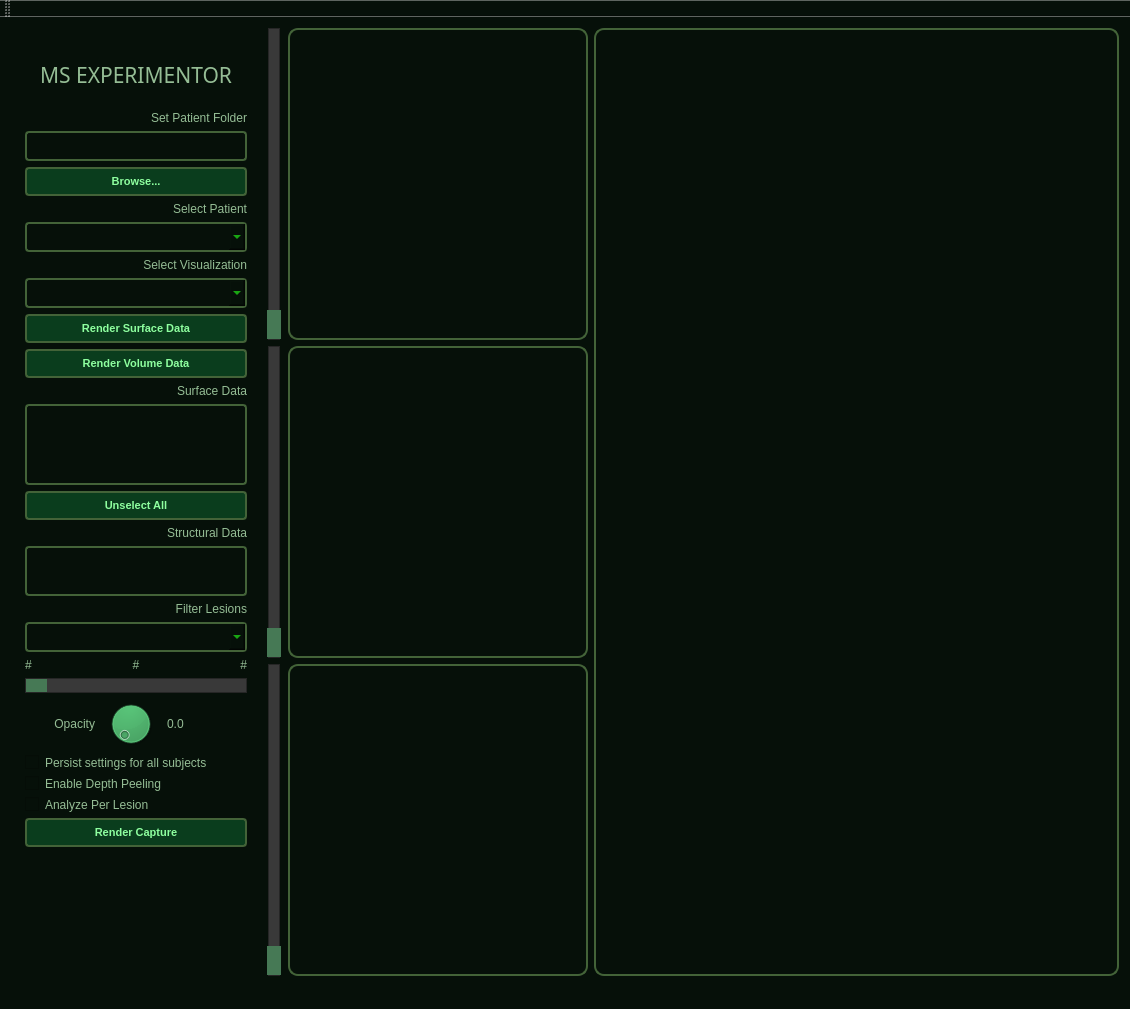
This is lesionui.ui in sherinsugathan/MS_Lesion_Vis as Qt 5 draws it before an edit. The edited form follows.
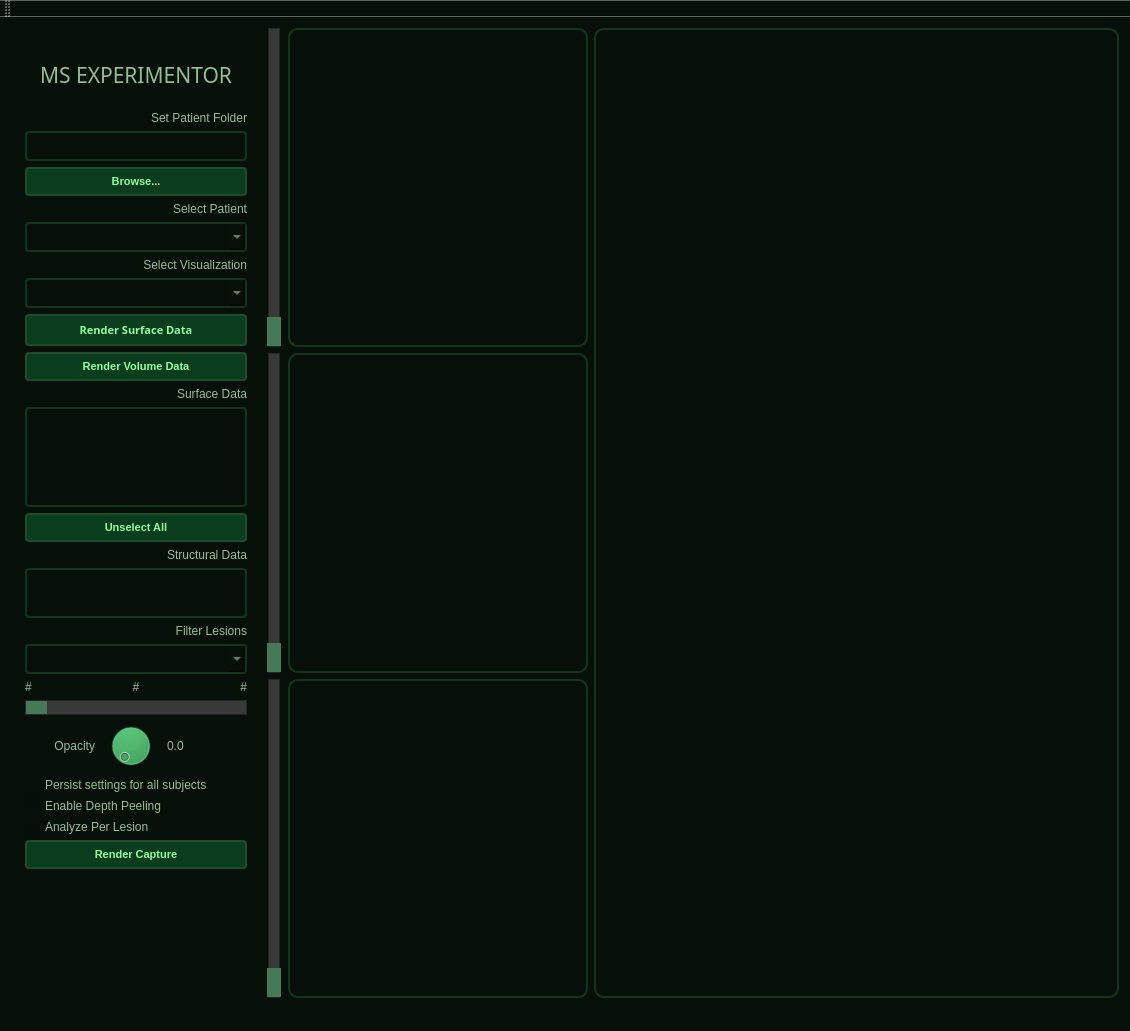
This is the edited form. Icons and pictures are not drawn.

Commit message:
UI lightened borders
Borders lightened for UI.

Patch:
```diff
--- a/lesionui.ui
+++ b/lesionui.ui
@@ -7,7 +7,7 @@
     <x>0</x>
     <y>0</y>
     <width>1130</width>
-    <height>1009</height>
+    <height>1031</height>
    </rect>
   </property>
   <property name="windowTitle">
@@ -57,8 +57,8 @@
           </size>
          </property>
          <property name="styleSheet">
-          <string notr="true">border-color: rgb(67, 99, 56);
-color: rgb(36, 255, 25);
+          <string notr="true">border-color: rgb(20, 52, 30);
+color: rgb(149, 189, 149);
 border-style: solid;
 border-width: 2px;
 border-radius: 4px;
@@ -75,8 +75,8 @@
           </size>
          </property>
          <property name="styleSheet">
-          <string notr="true">border-color: rgb(67, 99, 56);
-color: rgb(36, 255, 25);
+          <string notr="true">border-color: rgb(20, 52, 30);
+color: rgb(149, 189, 149);
 border-style: solid;
 border-width: 2px;
 border-radius: 4px;
@@ -140,8 +140,8 @@
        <item row="13" column="1">
         <widget class="QListView" name="listView">
          <property name="styleSheet">
-          <string notr="true">border-color: rgb(67, 99, 56);
-color: rgb(36, 255, 25);
+          <string notr="true">border-color: rgb(20, 52, 30);
+color: rgb(149, 189, 149);
 border-style: solid;
 border-width: 2px;
 border-radius: 4px;
@@ -182,8 +182,8 @@
           </size>
          </property>
          <property name="styleSheet">
-          <string notr="true">border-color: rgb(67, 99, 56);
-color: rgb(36, 255, 25);
+          <string notr="true">border-color: rgb(20, 52, 30);
+color: rgb(149, 189, 149);
 border-style: solid;
 border-width: 2px;
 border-radius: 4px;
@@ -206,7 +206,7 @@
 border-style: outset;
 border-width: 2px;
 border-radius: 4px;
-border-color: rgb(67, 99, 56);
+border-color: rgb(29, 77, 43);
 font: bold 11px;
 padding: 6px;
 color: rgb(142, 255, 159);
@@ -231,6 +231,15 @@
        </item>
        <item row="9" column="1">
         <widget class="QPushButton" name="pushButton_LoadData">
+         <property name="font">
+          <font>
+           <family>Google Sans</family>
+           <pointsize>9</pointsize>
+           <weight>50</weight>
+           <italic>false</italic>
+           <bold>false</bold>
+          </font>
+         </property>
          <property name="styleSheet">
           <string notr="true">QPushButton:hover#pushButton_LoadData
 {
@@ -244,7 +253,7 @@
 border-style: outset;
 border-width: 2px;
 border-radius: 4px;
-border-color: rgb(67, 99, 56);
+border-color: rgb(29, 77, 43);
 font: bold 11px;
 padding: 6px;
 color: rgb(142, 255, 159);
@@ -294,8 +303,8 @@
           <string/>
          </property>
          <property name="styleSheet">
-          <string notr="true">border-color: rgb(67, 99, 56);
-color: rgb(36, 255, 25);
+          <string notr="true">border-color: rgb(20, 52, 30);
+color: rgb(149, 189, 149);
 border-style: solid;
 border-width: 2px;
 border-radius: 4px;
@@ -343,7 +352,7 @@
 border-style: outset;
 border-width: 2px;
 border-radius: 4px;
-border-color: rgb(67, 99, 56);
+border-color: rgb(29, 77, 43);
 font: bold 11px;
 padding: 6px;
 color: rgb(142, 255, 159);
@@ -416,7 +425,7 @@
          </property>
          <property name="styleSheet">
           <string notr="true">color: rgb(149, 189, 149);
-border-color: rgb(67, 99, 56);
+border-color: rgb(20, 52, 30);
 border-style: solid;
 border-width: 2px;
 border-radius: 4px;
@@ -505,7 +514,7 @@
 border-style: outset;
 border-width: 2px;
 border-radius: 4px;
-border-color: rgb(67, 99, 56);
+border-color: rgb(29, 77, 43);
 font: bold 11px;
 padding: 6px;
 color: rgb(142, 255, 159);
@@ -561,7 +570,7 @@
 border-style: outset;
 border-width: 2px;
 border-radius: 4px;
-border-color: rgb(67, 99, 56);
+border-color: rgb(29, 77, 43);
 font: bold 11px;
 padding: 6px;
 color: rgb(142, 255, 159);
@@ -625,7 +634,7 @@
         </property>
         <property name="styleSheet">
          <string notr="true">background-color: rgb(6, 16, 9);
-border-color: rgb(67, 99, 56);
+border-color: rgb(20, 52, 30);
 border-style: solid;
 border-width: 2px;
 border-radius: 10px;</string>
@@ -654,7 +663,7 @@
         </property>
         <property name="styleSheet">
          <string notr="true">background-color: rgb(6, 16, 9);
-border-color: rgb(67, 99, 56);
+border-color: rgb(20, 52, 30);
 border-style: solid;
 border-width: 2px;
 border-radius: 10px;</string>
@@ -729,7 +738,7 @@
         </property>
         <property name="styleSheet">
          <string notr="true">background-color: rgb(6, 16, 9);
-border-color: rgb(67, 99, 56);
+border-color: rgb(20, 52, 30);
 border-style: solid;
 border-width: 2px;
 border-radius: 10px;</string>
@@ -748,7 +757,7 @@
      <widget class="QFrame" name="frame">
       <property name="styleSheet">
        <string notr="true">background-color: rgb(6, 16, 9);
-border-color: rgb(67, 99, 56);
+border-color: rgb(20, 52, 30);
 border-style: solid;
 border-width: 2px;
 border-radius: 10px;</string>
```
Left out of the diff: 2 changed lines with no effect on the pictures.
